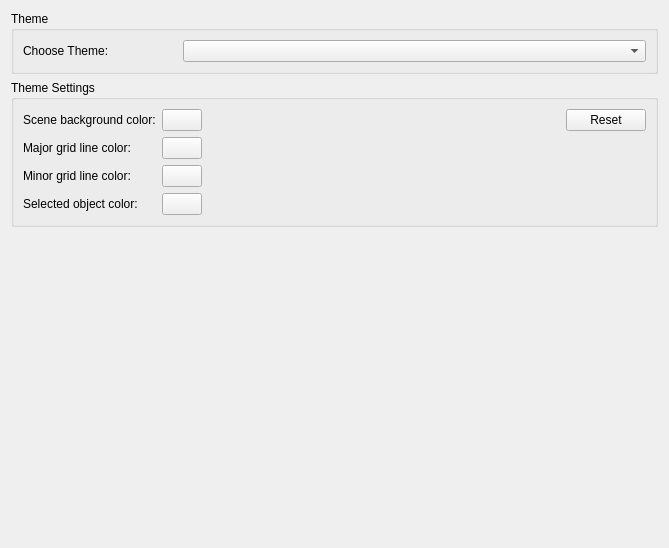
Qt form SIM-VICUS/src/SVPreferencesPageStyle.ui (ghorwin/SIM-VICUS) before a commit.
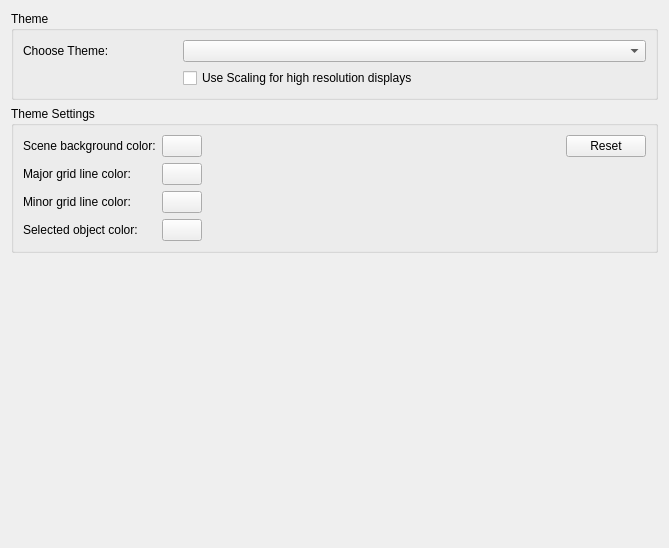
The same form after that commit. Custom widgets are drawn as their Qt base class.

Commit message: Added check box to en-/disable scaling of UI

```diff
--- a/SIM-VICUS/src/SVPreferencesPageStyle.ui
+++ b/SIM-VICUS/src/SVPreferencesPageStyle.ui
@@ -40,6 +40,13 @@
         </property>
        </widget>
       </item>
+      <item row="1" column="1">
+       <widget class="QCheckBox" name="checkBoxScaling">
+        <property name="text">
+         <string>Use Scaling for high resolution displays</string>
+        </property>
+       </widget>
+      </item>
      </layout>
     </widget>
    </item>
```
The commit also changes 2 other files.
